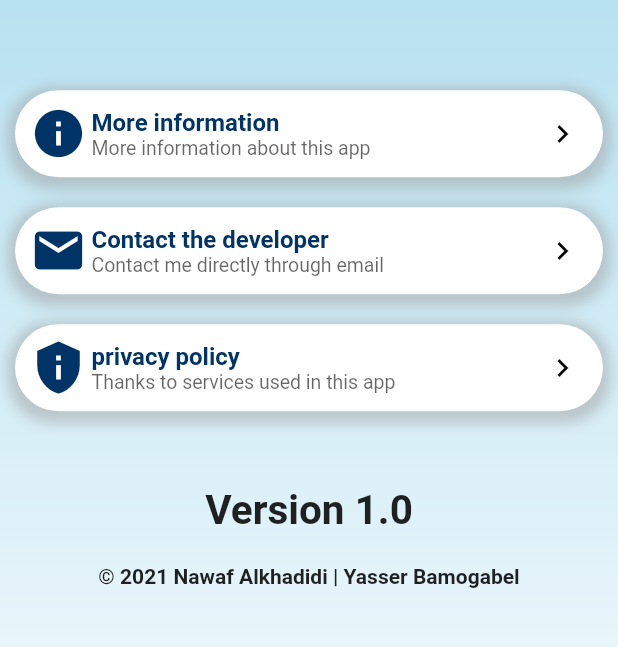
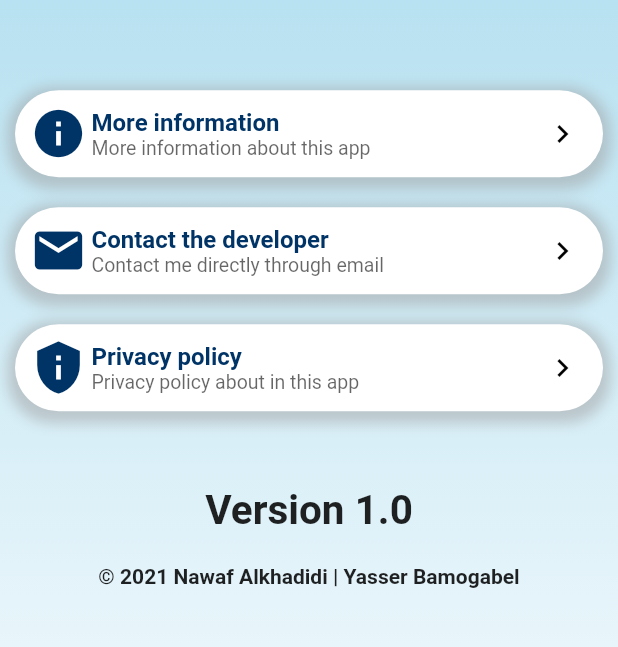
Before and after one commit to nawafAlkhadidi/image_encryption_flutter_app, a Flutter app: the InformationScreen screen opened directly, on a phone screen of 412 x 824 dp, the part 284-931 px from its top. Run offline on Flutter 3.47's test engine with Material 2 defaults, Android fonts, the phone set to English and light mode, and no system bars; our stand-ins replace gallery_saver, image_picker, introduction_screen, shared_preferences; missing offline and left inert: status_alert; accounts and stored records are empty.

Commit message:
Update information_screen.dart

```diff
--- a/lib/Screen/InfoScreen/information_screen.dart
+++ b/lib/Screen/InfoScreen/information_screen.dart
@@ -96,8 +96,8 @@ class InformationScreen extends StatelessWidget {
 
                   ///Acknowledge Button 3
                   infoButton(
-                    Title: "privacy policy",
-                    SubTitle: "Thanks to services used in this app",
+                    Title: "Privacy policy",
+                    SubTitle: "Privacy policy about in this app",
                     icon: Icon(
                       Icons.privacy_tip,
                       size: 38,
```
